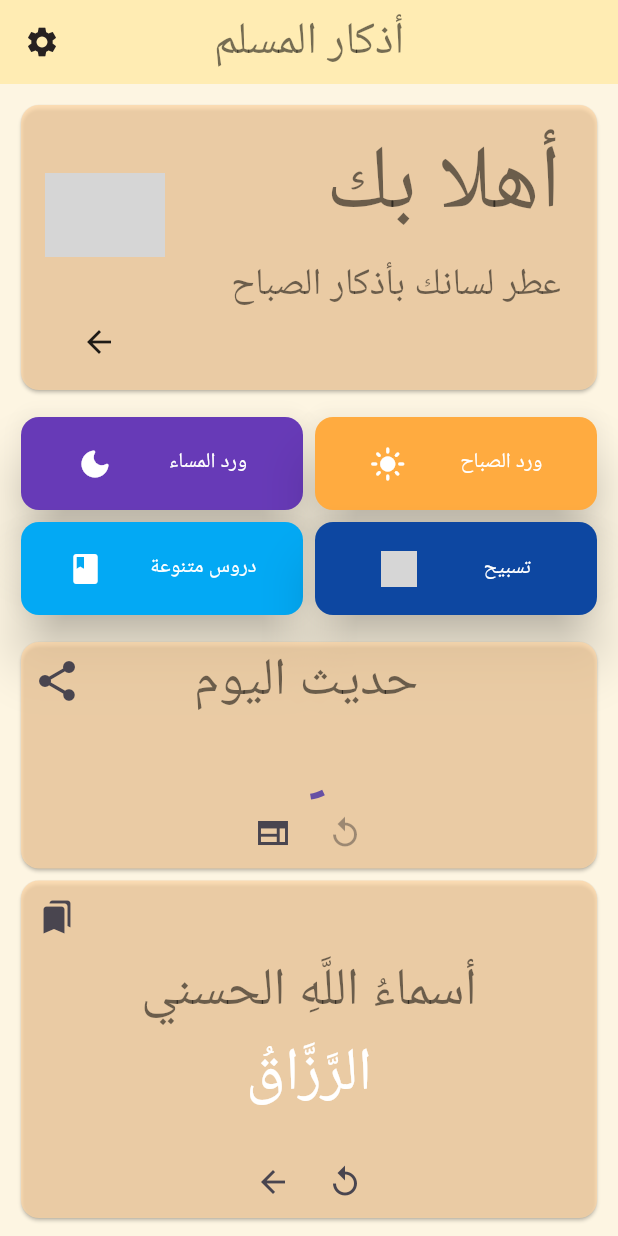
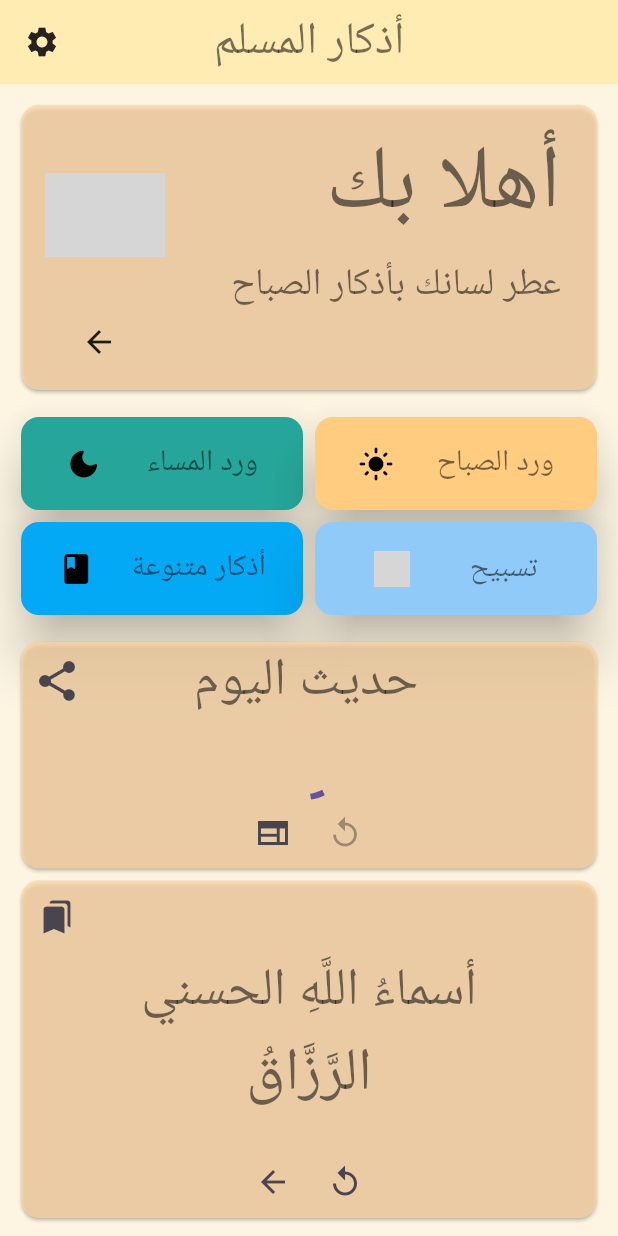
Before and after one commit to KarimBasem14/Thikra, a Flutter app: the screen it shows after launch, on a phone screen of 412 x 824 dp. Run offline on Flutter 3.47's test engine with Material 3 defaults, Android fonts, the light colour scheme and no system bars; our stand-ins replace flutter_local_notifications, google_fonts, share_plus, shared_preferences, timezone; Roboto replaces fonts that are missing (Kufam, Marhey); grey boxes are pictures that could not be loaded.

Commit message:
Added fonts and changed colors of wrd_card

```diff
--- a/lib/MainScreens/homepage_utils/asma2_hosna.dart
+++ b/lib/MainScreens/homepage_utils/asma2_hosna.dart
@@ -150,9 +150,7 @@
             ),
             Text(
               esmHasan,
-              style: TextStyle(
-                  fontSize: 40,
-                  color: isDarkMode ? Colors.black54 : Colors.white),
+              style: const TextStyle(fontSize: 40, color: Colors.black54),
             ),
             const SizedBox(
               height: 20,
--- a/lib/MainScreens/homepage_utils/hadith_card.dart
+++ b/lib/MainScreens/homepage_utils/hadith_card.dart
@@ -94,8 +94,8 @@
                       "حديث اليوم",
                       style: Theme.of(context)
                           .appBarTheme
-                          .titleTextStyle
-                          ?.copyWith(
+                          .titleTextStyle!
+                          .copyWith(
                             fontSize: 35,
                           ),
                     ),
@@ -110,10 +110,12 @@
                   : Text(
                       hadith,
                       textAlign: TextAlign.center,
-                      style: const TextStyle(
-                        color: Colors.white,
-                        fontSize: 25,
-                      ),
+                      style: Theme.of(context)
+                          .appBarTheme
+                          .titleTextStyle!
+                          .copyWith(
+                            fontSize: 25,
+                          ),
                     ),
             ),
             Row(
--- a/lib/MainScreens/homepage_utils/wrd_card.dart
+++ b/lib/MainScreens/homepage_utils/wrd_card.dart
@@ -1,4 +1,5 @@
 import 'package:flutter/material.dart';
+import 'package:google_fonts/google_fonts.dart';
 
 class WrdCard extends StatelessWidget {
   const WrdCard(
@@ -15,6 +16,8 @@
 
   @override
   Widget build(BuildContext context) {
+    bool isDarkMode =
+        MediaQuery.of(context).platformBrightness == Brightness.dark;
     return SizedBox(
       // height: 40,
       child: InkWell(
@@ -30,7 +33,10 @@
               Text(
                 title,
                 textAlign: TextAlign.end,
-                style: const TextStyle(color: Colors.white),
+                style: GoogleFonts.marhey(
+                    textStyle: TextStyle(
+                        color: isDarkMode ? Colors.white : Colors.black54,
+                        fontSize: 20)),
               ),
             ],
           ),
--- a/lib/MainScreens/my_home_page.dart
+++ b/lib/MainScreens/my_home_page.dart
@@ -20,44 +20,46 @@
   MyHomePage({super.key});
 
   final DateTime now = DateTime.now();
+
+  @override
+  Widget build(BuildContext context) {
+    bool isDarkMode =
+        MediaQuery.of(context).platformBrightness == Brightness.dark;
     final List<List> wrdCardsInfo = [
-    const [
+      [
         "ورد المساء",
         Icon(
           Icons.dark_mode_rounded,
-        color: Colors.white,
+          color: isDarkMode ? Colors.white : Colors.black,
         ),
-      Colors.deepPurple
+        isDarkMode ? Colors.deepPurple : Colors.teal.shade400
       ],
-    const [
+      [
         "ورد الصباح",
         Icon(
           Icons.light_mode,
-        color: Colors.white,
+          color: isDarkMode ? Colors.white : Colors.black,
         ),
-      Colors.orangeAccent
+        isDarkMode ? Colors.orangeAccent : Colors.orange.shade200
       ],
-    const [
-      "دروس متنوعة",
+      [
+        "أذكار متنوعة",
         Icon(
           Icons.book,
-        color: Colors.white,
+          color: isDarkMode ? Colors.white : Colors.black,
         ),
         Colors.lightBlue
       ],
       [
         "تسبيح",
-      const ImageIcon(
-        AssetImage(
+        ImageIcon(
+          const AssetImage(
               r"D:\Code\Flutter\muslim_azkar\lib\Media\Icons\muslim-tasbih.png"),
-        color: Colors.white,
+          color: isDarkMode ? Colors.white : Colors.black,
         ),
-      Colors.blue.shade900
+        isDarkMode ? Colors.blue.shade900 : Colors.blue.shade200
       ]
     ];
-
-  @override
-  Widget build(BuildContext context) {
     bool isNight = true;
     // double width = MediaQuery.sizeOf(context).width;
     if (now.hour >= 4 && now.hour <= 16) {
--- a/lib/OtherScreens/azkar_masa2.dart
+++ b/lib/OtherScreens/azkar_masa2.dart
@@ -45,7 +45,9 @@
               "أذكار المساء",
             ),
           )),
-      body: AnimatedList(
+      body: Container(
+        margin: const EdgeInsets.all(15),
+        child: AnimatedList(
           key: azkarMasa2ListKey,
           initialItemCount: _azkarmasa2.length,
           itemBuilder: (ctx, i, animation) {
@@ -57,6 +59,7 @@
             );
           },
         ),
+      ),
     );
   }
 }
--- a/lib/OtherScreens/azkar_sabah.dart
+++ b/lib/OtherScreens/azkar_sabah.dart
@@ -54,7 +54,9 @@
           ),
         ),
       ),
-      body: AnimatedList(
+      body: Container(
+        margin: const EdgeInsets.all(15),
+        child: AnimatedList(
           key: azkarSabahListKey,
           initialItemCount: _azkarsabah.length,
           itemBuilder: (ctx, i, animation) {
@@ -66,6 +68,7 @@
             );
           },
         ),
+      ),
     );
   }
 }
```
Lines whose indentation alone changed are shown as unchanged.
